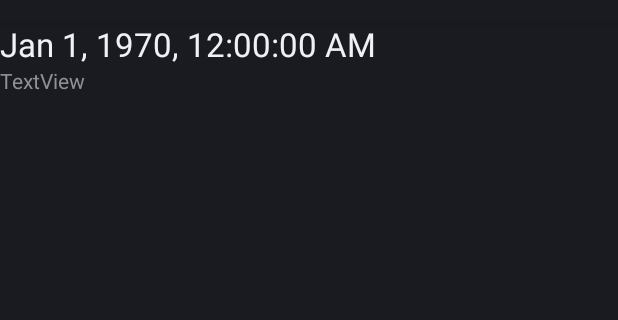
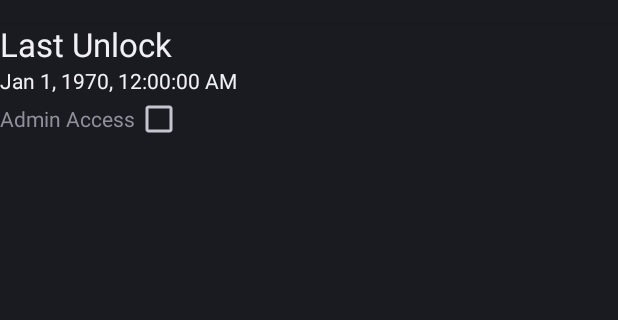
Before and after one commit to Cj-Malone/Lockout, an Android app: the screen it shows after launch (MainActivity), on a phone screen of 412 x 824 dp, the part 62-382 px from its top. Run offline under Robolectric (Android 15) with nearby library versions, the phone set to English and light mode, and no system bars.

Commit message:
Add Admin CheckBox to main activity

```diff
--- a/app/src/main/java/uk/co/keepawayfromfire/lockout/LockoutService.java
+++ b/app/src/main/java/uk/co/keepawayfromfire/lockout/LockoutService.java
@@ -19,20 +19,24 @@ public class LockoutService extends TileService {
 
         ComponentName adminComponentName = new ComponentName(this, AdminReceiver.class);
         if (!devicePolicyManager.isAdminActive(adminComponentName)) {
-            Intent intent = new Intent();
-//            try {
-//                intent.setClassName("com.android.settings",
-//                        "com.android.settings.DeviceAdminAdd");
-//                intent.putExtra(DevicePolicyManager.EXTRA_DEVICE_ADMIN, deviceAdminInfo);
-//            } catch (Exception e) {
-//                Log.e("ERROR", e.toString());
-//
-            intent.setClassName("com.android.settings", "com.android.settings.DeviceAdminSettings");
-//            }
-
-            this.startActivityAndCollapse(intent);
+            this.startActivityAndCollapse(buildAdminSettingsIntent());
         } else {
             devicePolicyManager.lockNow();
         }
     }
+
+    static Intent buildAdminSettingsIntent() {
+        Intent intent = new Intent();
+//        try {
+//            intent.setClassName("com.android.settings",
+//                    "com.android.settings.DeviceAdminAdd");
+//            intent.putExtra(DevicePolicyManager.EXTRA_DEVICE_ADMIN, deviceAdminInfo);
+//        } catch (Exception e) {
+//            Log.e("ERROR", e.toString());
+//
+        intent.setClassName("com.android.settings", "com.android.settings.DeviceAdminSettings");
+//        }
+
+        return intent;
+    }
 }
--- a/app/src/main/java/uk/co/keepawayfromfire/lockout/MainActivity.java
+++ b/app/src/main/java/uk/co/keepawayfromfire/lockout/MainActivity.java
@@ -1,10 +1,14 @@
 package uk.co.keepawayfromfire.lockout;
 
 import android.app.Activity;
+import android.app.admin.DevicePolicyManager;
+import android.content.ComponentName;
 import android.content.Context;
 import android.content.IntentFilter;
 import android.content.SharedPreferences;
 import android.os.Bundle;
+import android.view.View;
+import android.widget.CheckBox;
 import android.widget.TextView;
 
 import java.text.DateFormat;
@@ -18,16 +22,32 @@ public class MainActivity extends Activity {
         setContentView(R.layout.activity_main);
 
         registerUnlockReciever(this);
+    }
+
+    @Override
+    protected void onResume() {
+        super.onResume();
 
         SharedPreferences sharedPreferences = getSharedPreferences("unlock-data",
                 Context.MODE_PRIVATE);
         String date = DateFormat.getDateTimeInstance().format(
                 new Date(sharedPreferences.getLong("last-unlock", 0)));
 
-        TextView textView1 = findViewById(R.id.textView1);
+        TextView tvLastUnlock = findViewById(R.id.tvLastUnlock);
+        tvLastUnlock.setText(date);
 
-        textView1.setText(date);
+        DevicePolicyManager devicePolicyManager = getSystemService(DevicePolicyManager.class);
+        ComponentName adminComponentName = new ComponentName(this, AdminReceiver.class);
 
+        CheckBox cbAdmin = findViewById(R.id.cbAdmin);
+        cbAdmin.setOnClickListener(null);
+        cbAdmin.setChecked(devicePolicyManager.isAdminActive(adminComponentName));
+        cbAdmin.setOnClickListener(new View.OnClickListener() {
+            @Override
+            public void onClick(View view) {
+                view.getContext().startActivity(LockoutService.buildAdminSettingsIntent());
+            }
+        });
     }
 
     static void registerUnlockReciever(Context context) {
--- a/app/src/main/res/drawable/ic_lock_lock.xml
+++ b/app/src/main/res/drawable/ic_lock_lock.xml
@@ -1,3 +1,4 @@
+<?xml version="1.0" encoding="utf-8"?>
 <vector xmlns:android="http://schemas.android.com/apk/res/android"
         android:width="96dp"
         android:height="96dp"
--- a/app/src/main/res/layout/activity_main.xml
+++ b/app/src/main/res/layout/activity_main.xml
@@ -1,18 +1,35 @@
 <?xml version="1.0" encoding="utf-8"?>
 <LinearLayout xmlns:android="http://schemas.android.com/apk/res/android"
-    android:orientation="vertical" android:layout_width="match_parent"
-    android:layout_height="match_parent">
+    android:layout_width="match_parent"
+    android:layout_height="match_parent"
+    android:orientation="vertical">
 
     <TextView
-        android:id="@+id/textView1"
         android:layout_width="match_parent"
         android:layout_height="wrap_content"
-        android:text="TextView"
+        android:text="Last Unlock"
         android:textAppearance="@android:style/TextAppearance.DeviceDefault.Large" />
 
     <TextView
-        android:id="@+id/textView2"
+        android:id="@+id/tvLastUnlock"
         android:layout_width="match_parent"
         android:layout_height="wrap_content"
-        android:text="TextView" />
+        android:textAppearance="@android:style/TextAppearance.DeviceDefault" />
+
+    <LinearLayout
+        android:layout_width="match_parent"
+        android:layout_height="wrap_content"
+        android:orientation="horizontal">
+
+        <TextView
+            android:layout_width="wrap_content"
+            android:layout_height="wrap_content"
+            android:text="Admin Access" />
+
+        <CheckBox
+            android:id="@+id/cbAdmin"
+            android:layout_width="wrap_content"
+            android:layout_height="wrap_content"
+            android:textAppearance="@android:style/TextAppearance.DeviceDefault" />
+    </LinearLayout>
 </LinearLayout>
```
